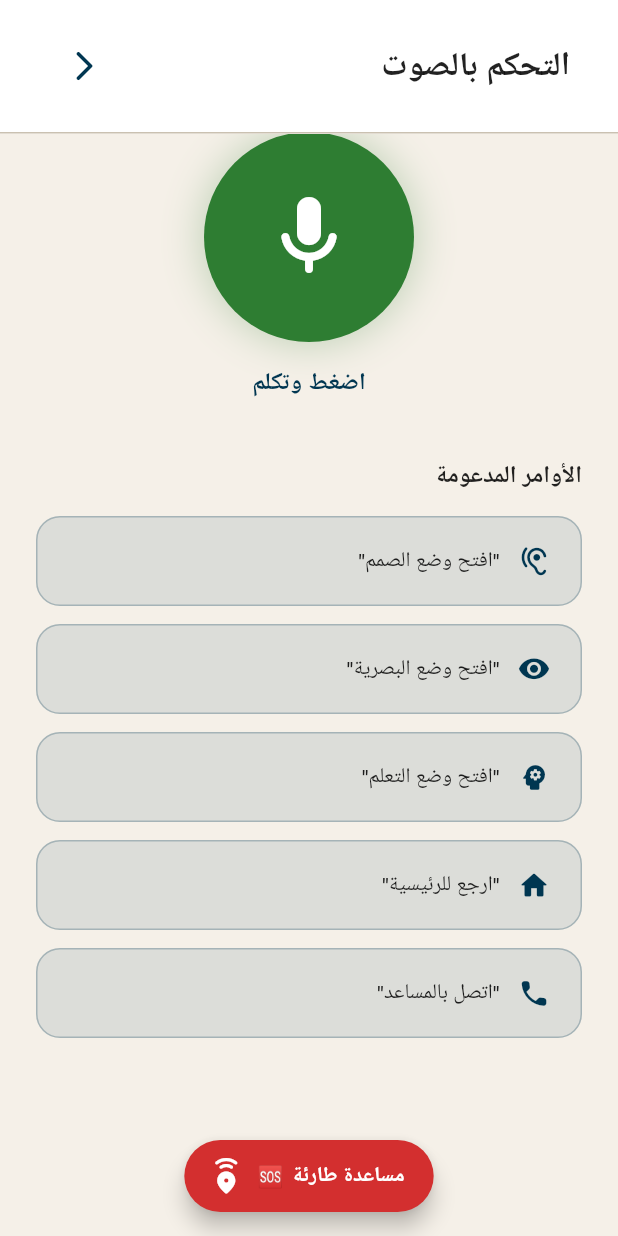
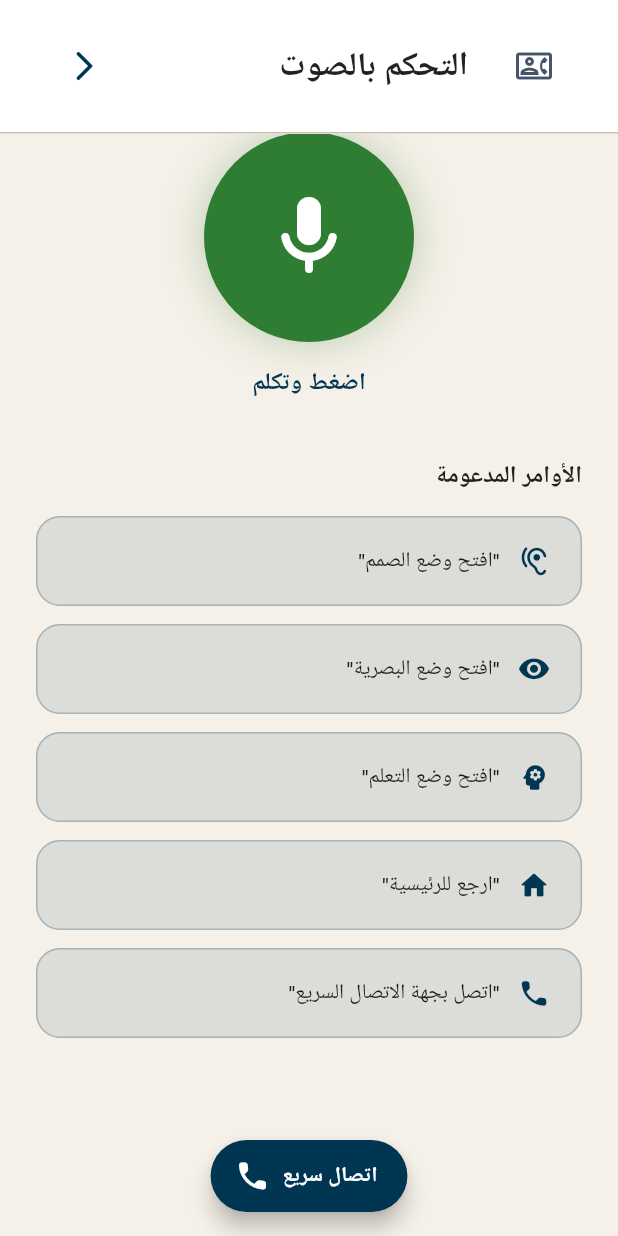
Before and after one commit to MohammedAlkaf1/SHADOW, a Flutter app: the PhysicalAssistanceModeWidget screen opened by its route, scrolled down 145 dp, on a phone screen of 412 x 824 dp. Run offline on Flutter 3.47's test engine with Material 3 defaults, Android fonts, the phone set to English and light mode, and no system bars; our stand-ins replace auto_size_text, cached_network_image, cloud_firestore, file_picker, firebase_core, flutter_tts and 10 more; missing offline and left inert: dart:js, json_path, record, syncfusion_flutter_pdf; accounts and stored records are empty; Roboto replaces fonts that are missing (Cairo).

Commit message:
feat: replace fake emergency button with real quick-contact (اتصال سريع)
The old button was a dead mockup: it dialled nobody (only Navigator.pop)
and was labelled "مساعدة طارئة / الأمن الجامعي". Per owner instruction:
- relabel to "اتصال سريع", remove all طوارئ / emergency framing
- student sets their own number (header edit icon); persisted locally via
  new lib/services/app_prefs.dart (shared_preferences, on-device only)
- tapping dials it with a tel: intent via url_launcher
- if no number is set, prompt to add one first, then dial
- voice command "اتصل/مساعد" now triggers the same quick-contact flow

Co-Authored-By: Claude Opus 4.8 <noreply@anthropic.com>

```diff
--- a/lib/pages/physical_assistance_mode/physical_assistance_mode_widget.dart
+++ b/lib/pages/physical_assistance_mode/physical_assistance_mode_widget.dart
@@ -3,8 +3,10 @@ import '/flutter_flow/flutter_flow_icon_button.dart';
 import '/flutter_flow/flutter_flow_theme.dart';
 import '/flutter_flow/flutter_flow_util.dart';
 import '/custom_code/actions/index.dart' as actions;
+import '/services/app_prefs.dart';
 import 'package:flutter/material.dart';
 import 'package:google_fonts/google_fonts.dart';
+import 'package:url_launcher/url_launcher.dart';
 import 'physical_assistance_mode_model.dart';
 export 'physical_assistance_mode_model.dart';
 
@@ -24,10 +26,16 @@ class _PhysicalAssistanceModeWidgetState
   late PhysicalAssistanceModeModel _model;
   final scaffoldKey = GlobalKey<ScaffoldState>();
 
+  // The student's chosen quick-contact number (local only). Null until set.
+  String? _quickContactNumber;
+
   @override
   void initState() {
     super.initState();
     _model = createModel(context, () => PhysicalAssistanceModeModel());
+    AppPrefs.getQuickContactNumber().then((value) {
+      if (mounted) safeSetState(() => _quickContactNumber = value);
+    });
   }
 
   @override
@@ -56,27 +64,80 @@ class _PhysicalAssistanceModeWidgetState
         command.contains('رئيسي')) {
       context.pop();
     } else if (command.contains('اتصل') || command.contains('مساعد')) {
-      _showEmergencyDialog();
+      _quickContact();
     }
   }
 
-  void _showEmergencyDialog() {
-    showDialog(
+  /// Quick contact: dial the student's saved number. If none is set yet,
+  /// prompt them to add one first. This is NOT an emergency service — it is a
+  /// student-configured number.
+  Future<void> _quickContact() async {
+    final number = _quickContactNumber;
+    if (number == null || number.isEmpty) {
+      final added = await _editQuickContactDialog();
+      if (added == null || added.isEmpty) return;
+      await _dial(added);
+      return;
+    }
+    await _dial(number);
+  }
+
+  Future<void> _dial(String number) async {
+    final uri = Uri(scheme: 'tel', path: number);
+    final ok = await launchUrl(uri, mode: LaunchMode.externalApplication);
+    if (!ok && mounted) {
+      ScaffoldMessenger.of(context).showSnackBar(
+        SnackBar(
+          content: Text(
+            'تعذّر بدء الاتصال بالرقم $number',
+            textAlign: TextAlign.end,
+            style: GoogleFonts.cairo(),
+          ),
+          behavior: SnackBarBehavior.floating,
+        ),
+      );
+    }
+  }
+
+  /// Add or edit the quick-contact number. Returns the saved number, or null if
+  /// the student cancelled.
+  Future<String?> _editQuickContactDialog() async {
+    final controller = TextEditingController(text: _quickContactNumber ?? '');
+    final saved = await showDialog<String>(
       context: context,
       builder: (dialogContext) => AlertDialog(
         shape:
             RoundedRectangleBorder(borderRadius: BorderRadius.circular(24.0)),
         title: Text(
-          'مساعدة طارئة',
+          'رقم الاتصال السريع',
           textAlign: TextAlign.end,
           style: GoogleFonts.cairo(fontWeight: FontWeight.bold, fontSize: 20.0),
         ),
-        content: Text(
-          'هل تريد الاتصال بالأمن الجامعي؟',
-          textAlign: TextAlign.end,
-          style: GoogleFonts.cairo(fontSize: 16.0),
+        content: Column(
+          mainAxisSize: MainAxisSize.min,
+          crossAxisAlignment: CrossAxisAlignment.end,
+          children: [
+            Text(
+              'أدخل رقم الشخص الذي تريد الاتصال به بسرعة (مثل مرافق أو أحد أفراد العائلة). يُحفظ على جهازك فقط.',
+              textAlign: TextAlign.end,
+              style: GoogleFonts.cairo(fontSize: 14.0),
+            ),
+            const SizedBox(height: 16.0),
+            TextField(
+              controller: controller,
+              keyboardType: TextInputType.phone,
+              textAlign: TextAlign.end,
+              autofocus: true,
+              style: GoogleFonts.cairo(),
+              decoration: InputDecoration(
+                hintText: '05xxxxxxxx',
+                hintStyle: GoogleFonts.cairo(),
+                border: const OutlineInputBorder(),
+              ),
+            ),
+          ],
         ),
-        actionsAlignment: MainAxisAlignment.start,
+        actionsAlignment: MainAxisAlignment.spaceBetween,
         actions: [
           TextButton(
             onPressed: () => Navigator.pop(dialogContext),
@@ -84,18 +145,31 @@ class _PhysicalAssistanceModeWidgetState
           ),
           ElevatedButton(
             style: ElevatedButton.styleFrom(
-              backgroundColor: Colors.red,
-              foregroundColor: Colors.white,
+              backgroundColor: FlutterFlowTheme.of(context).primary,
+              foregroundColor: FlutterFlowTheme.of(context).onPrimary,
               shape: RoundedRectangleBorder(
                   borderRadius: BorderRadius.circular(12.0)),
             ),
-            onPressed: () => Navigator.pop(dialogContext),
-            child:
-                Text('اتصال', style: GoogleFonts.cairo(fontWeight: FontWeight.bold)),
+            onPressed: () {
+              final value = controller.text.trim();
+              if (value.isEmpty) {
+                Navigator.pop(dialogContext);
+                return;
+              }
+              Navigator.pop(dialogContext, value);
+            },
+            child: Text('حفظ',
+                style: GoogleFonts.cairo(fontWeight: FontWeight.bold)),
           ),
         ],
       ),
     );
+
+    if (saved != null && saved.isNotEmpty) {
+      await AppPrefs.setQuickContactNumber(saved);
+      if (mounted) safeSetState(() => _quickContactNumber = saved);
+    }
+    return saved;
   }
 
   @override
@@ -105,21 +179,30 @@ class _PhysicalAssistanceModeWidgetState
       (label: 'افتح وضع البصرية', icon: Icons.visibility_rounded),
       (label: 'افتح وضع التعلم', icon: Icons.psychology_rounded),
       (label: 'ارجع للرئيسية', icon: Icons.home_rounded),
-      (label: 'اتصل بالمساعد', icon: Icons.phone_rounded),
+      (label: 'اتصل بجهة الاتصال السريع', icon: Icons.phone_rounded),
     ];
 
     return Scaffold(
       key: scaffoldKey,
       backgroundColor: FlutterFlowTheme.of(context).primaryBackground,
       floatingActionButtonLocation: FloatingActionButtonLocation.centerFloat,
-      floatingActionButton: FloatingActionButton.extended(
-        onPressed: _showEmergencyDialog,
-        backgroundColor: FlutterFlowTheme.of(context).error,
-        icon: const Icon(Icons.emergency_share_rounded, color: Colors.white),
-        label: Text(
-          '🆘 مساعدة طارئة',
-          style:
-              GoogleFonts.cairo(color: Colors.white, fontWeight: FontWeight.bold),
+      floatingActionButton: a11yButton(
+        label: 'اتصال سريع',
+        hint: _quickContactNumber == null
+            ? 'لم يتم تعيين رقم بعد، اضغط للإضافة'
+            : 'اتصال بالرقم المحفوظ',
+        child: FloatingActionButton.extended(
+          onPressed: _quickContact,
+          backgroundColor: FlutterFlowTheme.of(context).primary,
+          foregroundColor: FlutterFlowTheme.of(context).onPrimary,
+          icon: Icon(Icons.phone_rounded,
+              color: FlutterFlowTheme.of(context).onPrimary),
+          label: Text(
+            'اتصال سريع',
+            style: GoogleFonts.cairo(
+                color: FlutterFlowTheme.of(context).onPrimary,
+                fontWeight: FontWeight.bold),
+          ),
         ),
       ),
       body: Column(
@@ -166,6 +249,20 @@ class _PhysicalAssistanceModeWidgetState
                                 fontWeight: FontWeight.bold,
                                 lineHeight: 1.4,
                               ),
+                        ),
+                      ),
+                      a11yButton(
+                        label: 'تعيين رقم الاتصال السريع',
+                        child: FlutterFlowIconButton(
+                          borderRadius: 8.0,
+                          buttonSize: 48.0,
+                          fillColor: Colors.transparent,
+                          icon: Icon(
+                            Icons.contact_phone_outlined,
+                            color: FlutterFlowTheme.of(context).secondaryText,
+                            size: 24.0,
+                          ),
+                          onPressed: _editQuickContactDialog,
                         ),
                       ),
                     ].divide(SizedBox(width: 20.0)),
--- /dev/null
+++ b/lib/services/app_prefs.dart
@@ -0,0 +1,33 @@
+// Local, on-device settings backed by shared_preferences.
+//
+// Nothing here leaves the device. Used for the quick-contact number, the
+// first-run consent flag, and transcript retention. No accounts, no backend.
+
+import 'package:shared_preferences/shared_preferences.dart';
+
+class AppPrefs {
+  AppPrefs._();
+
+  static const _kQuickContact = 'quick_contact_number';
+
+  static Future<SharedPreferences> get _prefs =>
+      SharedPreferences.getInstance();
+
+  // ── Quick contact (اتصال سريع) ──────────────────────────────────────────
+
+  /// The phone number the student chose for the quick-contact button, or null
+  /// if they have not set one yet.
+  static Future<String?> getQuickContactNumber() async {
+    final value = (await _prefs).getString(_kQuickContact);
+    if (value == null || value.trim().isEmpty) return null;
+    return value.trim();
+  }
+
+  static Future<void> setQuickContactNumber(String number) async {
+    await (await _prefs).setString(_kQuickContact, number.trim());
+  }
+
+  static Future<void> clearQuickContactNumber() async {
+    await (await _prefs).remove(_kQuickContact);
+  }
+}
```
